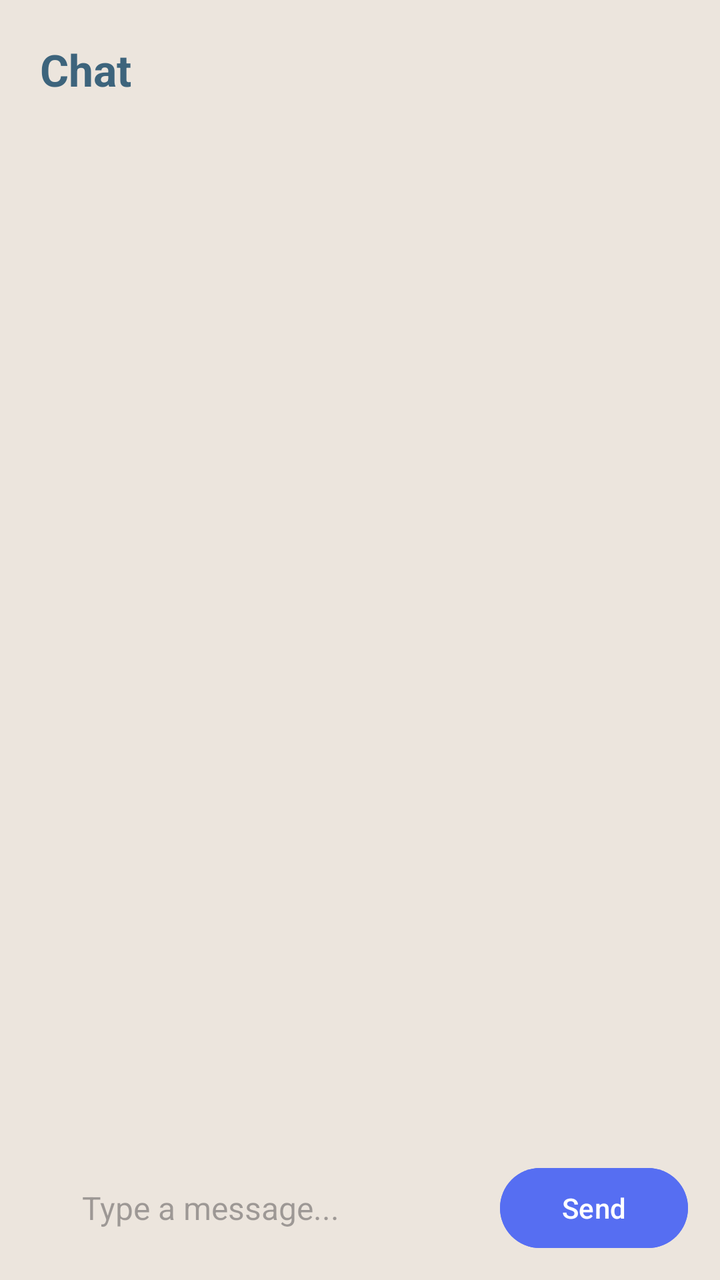
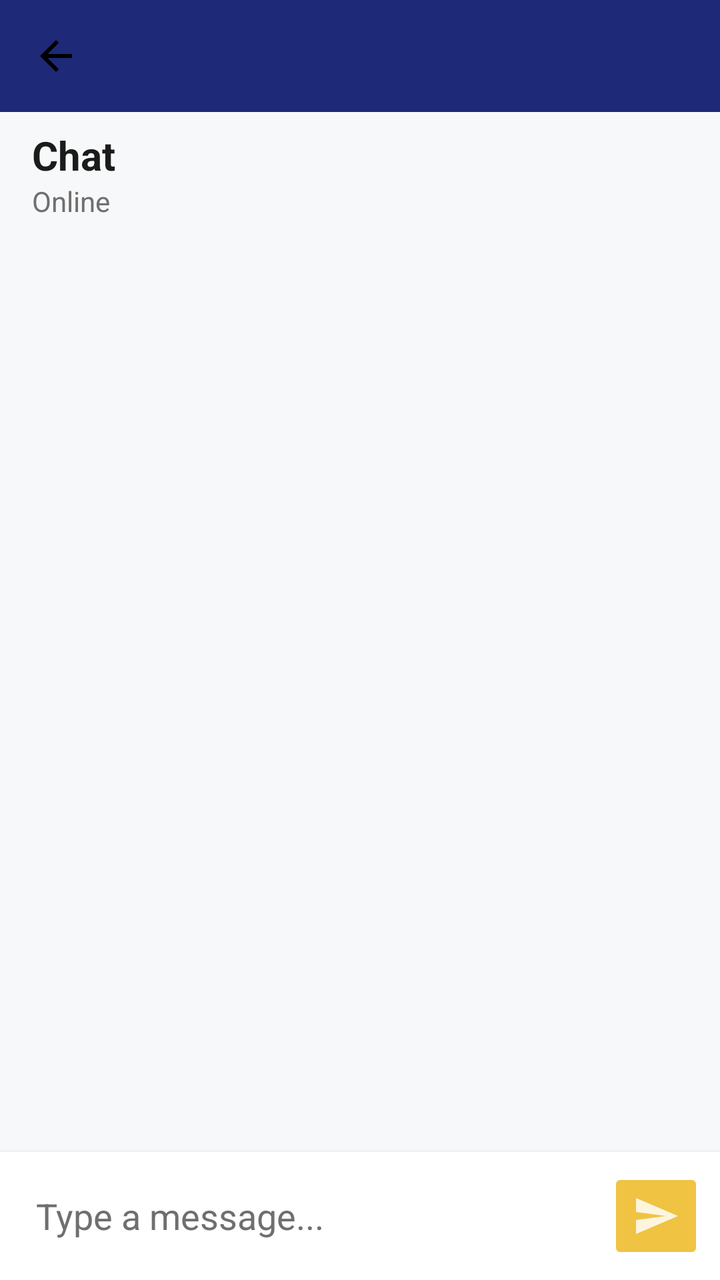

Compare the two renders of this Android layout. The source of the first and the diff that turns it into the second are given below.
<!-- AndroidManifest.xml: application theme Theme.MainApplication -->
<!-- res/layout/activity_chat_room.xml -->
<?xml version="1.0" encoding="utf-8"?>
<androidx.constraintlayout.widget.ConstraintLayout
    xmlns:android="http://schemas.android.com/apk/res/android"
    xmlns:app="http://schemas.android.com/apk/res-auto"
    xmlns:tools="http://schemas.android.com/tools"
    android:layout_width="match_parent"
    android:layout_height="match_parent"
    android:background="@color/chatBackground"
    tools:context=".ChatRoomActivity">

    
    <TextView
        android:id="@+id/tvChatWith"
        android:layout_width="wrap_content"
        android:layout_height="wrap_content"
        android:text="Chat"
        android:textSize="22sp"
        android:textStyle="bold"
        android:textColor="#3D647C"
        android:layout_marginStart="20dp"
        android:layout_marginTop="20dp"
        app:layout_constraintStart_toStartOf="parent"
        app:layout_constraintTop_toTopOf="parent"/>

    
    <TextView
        android:id="@+id/tvTypingStatus"
        android:layout_width="wrap_content"
        android:layout_height="wrap_content"
        android:textColor="#757575"
        android:textSize="14sp"
        android:layout_marginStart="20dp"
        android:layout_marginTop="4dp"
        app:layout_constraintTop_toBottomOf="@id/tvChatWith"
        app:layout_constraintStart_toStartOf="parent"/>

    

    
    <androidx.recyclerview.widget.RecyclerView
        android:id="@+id/rvMessages"
        android:layout_width="0dp"
        android:layout_height="0dp"
        android:padding="8dp"
        app:layout_constraintBottom_toTopOf="@id/etMessageInput"
        app:layout_constraintEnd_toEndOf="parent"
        app:layout_constraintHorizontal_bias="0.0"
        app:layout_constraintStart_toStartOf="parent"
        app:layout_constraintTop_toBottomOf="@id/tvTypingStatus"
        app:layout_constraintVertical_bias="0.09" />

    <EditText
        android:id="@+id/etMessageInput"
        android:layout_width="234dp"
        android:layout_height="48dp"
        android:layout_marginStart="16dp"
        android:layout_marginEnd="80dp"
        android:layout_marginBottom="12dp"
        android:background="@drawable/message_input_bg"
        android:hint="Type a message..."
        android:padding="10dp"
        android:textSize="16sp"
        app:layout_constraintBottom_toBottomOf="parent"
        app:layout_constraintEnd_toEndOf="parent"
        app:layout_constraintStart_toStartOf="parent" />

    
    <Button
        android:id="@+id/btnSend"
        android:layout_width="94dp"
        android:layout_height="48dp"
        android:layout_marginEnd="16dp"
        android:layout_marginBottom="12dp"
        android:backgroundTint="#566EF2"
        android:text="Send"
        android:textColor="@android:color/white"
        android:textSize="14sp"
        app:layout_constraintBottom_toBottomOf="parent"
        app:layout_constraintEnd_toEndOf="parent" />

</androidx.constraintlayout.widget.ConstraintLayout>
<!-- resources referenced by this layout -->
<resources>
  <color name="chatBackground">#ECE5DD</color>
  <!-- drawable message_input_bg (drawable) -->
  <?xml version="1.0" encoding="utf-8"?>
  <selector xmlns:android="http://schemas.android.com/apk/res/android">
      <shape xmlns:android="http://schemas.android.com/apk/res/android"
          android:shape="rectangle">
          <solid android:color="@android:color/white"/>
          <corners android:radius="12dp"/>
      </shape>
  
  </selector>
  <style name="Theme.MainApplication" parent="Base.Theme.MainApplication" />
  <style name="Base.Theme.MainApplication" parent="Theme.Material3.DayNight.NoActionBar">
          
          
      </style>
</resources>

<!-- the commit's change to res/layout/activity_chat_room.xml (unified diff, before → after) -->
@@ -5,77 +5,100 @@
     xmlns:tools="http://schemas.android.com/tools"
     android:layout_width="match_parent"
     android:layout_height="match_parent"
-    android:background="@color/chatBackground"
+    android:background="@color/colorBackground"
     tools:context=".ChatRoomActivity">
 
     
-    <TextView
-        android:id="@+id/tvChatWith"
+    <com.google.android.material.appbar.MaterialToolbar
+        android:id="@+id/toolbar"
+        android:layout_width="0dp"
+        android:layout_height="?attr/actionBarSize"
+        android:background="@color/colorPrimary"
+        app:titleTextColor="@android:color/white"
+        app:layout_constraintTop_toTopOf="parent"
+        app:layout_constraintStart_toStartOf="parent"
+        app:layout_constraintEnd_toEndOf="parent"
+        app:navigationIcon="@drawable/ic_arrow_back_24" />
+
+    
+    <LinearLayout
+        android:id="@+id/layoutChatHeader"
         android:layout_width="wrap_content"
         android:layout_height="wrap_content"
-        android:text="Chat"
-        android:textSize="22sp"
-        android:textStyle="bold"
-        android:textColor="#3D647C"
-        android:layout_marginStart="20dp"
-        android:layout_marginTop="20dp"
+        android:orientation="vertical"
+        app:layout_constraintTop_toBottomOf="@id/toolbar"
         app:layout_constraintStart_toStartOf="parent"
-        app:layout_constraintTop_toTopOf="parent"/>
+        android:layout_marginStart="16dp"
+        android:layout_marginTop="8dp">
 
-    
-    <TextView
-        android:id="@+id/tvTypingStatus"
-        android:layout_width="wrap_content"
-        android:layout_height="wrap_content"
-        android:textColor="#757575"
-        android:textSize="14sp"
-        android:layout_marginStart="20dp"
-        android:layout_marginTop="4dp"
-        app:layout_constraintTop_toBottomOf="@id/tvChatWith"
-        app:layout_constraintStart_toStartOf="parent"/>
+        <TextView
+            android:id="@+id/tvChatWith"
+            android:layout_width="wrap_content"
+            android:layout_height="wrap_content"
+            android:text="Chat"
+            android:textSize="20sp"
+            android:textStyle="bold"
+            android:textColor="@color/colorTextPrimary" />
 
-    
+        <TextView
+            android:id="@+id/tvTypingStatus"
+            android:layout_width="wrap_content"
+            android:layout_height="wrap_content"
+            android:text="Online"
+            android:textColor="@color/colorTextSecondary"
+            android:textSize="14sp" />
+    </LinearLayout>
 
     
     <androidx.recyclerview.widget.RecyclerView
         android:id="@+id/rvMessages"
         android:layout_width="0dp"
         android:layout_height="0dp"
+        android:layout_marginTop="8dp"
         android:padding="8dp"
-        app:layout_constraintBottom_toTopOf="@id/etMessageInput"
-        app:layout_constraintEnd_toEndOf="parent"
-        app:layout_constraintHorizontal_bias="0.0"
+        android:clipToPadding="false"
+        android:background="@color/colorBackground"
+        app:layout_constraintTop_toBottomOf="@id/layoutChatHeader"
+        app:layout_constraintBottom_toTopOf="@id/layoutSendBar"
         app:layout_constraintStart_toStartOf="parent"
-        app:layout_constraintTop_toBottomOf="@id/tvTypingStatus"
-        app:layout_constraintVertical_bias="0.09" />
-
-    <EditText
-        android:id="@+id/etMessageInput"
-        android:layout_width="234dp"
-        android:layout_height="48dp"
-        android:layout_marginStart="16dp"
-        android:layout_marginEnd="80dp"
-        android:layout_marginBottom="12dp"
-        android:background="@drawable/message_input_bg"
-        android:hint="Type a message..."
-        android:padding="10dp"
-        android:textSize="16sp"
-        app:layout_constraintBottom_toBottomOf="parent"
-        app:layout_constraintEnd_toEndOf="parent"
-        app:layout_constraintStart_toStartOf="parent" />
+        app:layout_constraintEnd_toEndOf="parent" />
 
     
-    <Button
-        android:id="@+id/btnSend"
-        android:layout_width="94dp"
-        android:layout_height="48dp"
-        android:layout_marginEnd="16dp"
-        android:layout_marginBottom="12dp"
-        android:backgroundTint="#566EF2"
-        android:text="Send"
-        android:textColor="@android:color/white"
-        android:textSize="14sp"
+    <LinearLayout
+        android:id="@+id/layoutSendBar"
+        android:layout_width="0dp"
+        android:layout_height="wrap_content"
+        android:orientation="horizontal"
+        android:padding="8dp"
+        android:background="@color/colorSurface"
+        android:elevation="4dp"
         app:layout_constraintBottom_toBottomOf="parent"
-        app:layout_constraintEnd_toEndOf="parent" />
+        app:layout_constraintStart_toStartOf="parent"
+        app:layout_constraintEnd_toEndOf="parent">
+
+        <EditText
+            android:id="@+id/etMessageInput"
+            android:layout_width="0dp"
+            android:layout_height="wrap_content"
+            android:layout_weight="1"
+            android:background="@drawable/rounded_input_bg"
+            android:hint="Type a message..."
+            android:imeOptions="actionSend"
+            android:minHeight="48dp"
+            android:padding="10dp"
+            android:singleLine="true"
+            android:textColor="@color/colorTextPrimary"
+            android:textColorHint="@color/colorTextSecondary" />
+
+        <ImageButton
+            android:id="@+id/btnSend"
+            android:layout_width="48dp"
+            android:layout_height="48dp"
+            android:layout_marginStart="8dp"
+            android:backgroundTint="@color/colorAccent"
+            android:src="@drawable/ic_send"
+            android:contentDescription="Send"
+            app:tint="@android:color/white" />
+    </LinearLayout>
 
 </androidx.constraintlayout.widget.ConstraintLayout>
<!-- resource entries referenced after the edit -->
@@ -1,20 +1,65 @@
 <!-- resources referenced by this layout -->
 <resources>
-  <color name="chatBackground">#ECE5DD</color>
-  <!-- drawable message_input_bg (drawable) -->
+  <color name="colorAccent">#F0C343</color>
+  <color name="colorBackground">#F7F8FA</color>
+  <color name="colorPrimary">#1E2A78</color>
+  <color name="colorSurface">#FFFFFF</color>
+  <color name="colorTextPrimary">#1B1B1B</color>
+  <color name="colorTextSecondary">#6F6F6F</color>
+  <!-- drawable ic_arrow_back_24 (drawable) -->
+  <vector xmlns:android="http://schemas.android.com/apk/res/android" android:autoMirrored="true" android:height="24dp" android:tint="#000000" android:viewportHeight="24" android:viewportWidth="24" android:width="24dp">
+        
+      <path android:fillColor="@android:color/white" android:pathData="M20,11H7.83l5.59,-5.59L12,4l-8,8 8,8 1.41,-1.41L7.83,13H20v-2z"/>
+      
+  </vector>
+  <!-- drawable ic_send (drawable) -->
+  <vector xmlns:android="http://schemas.android.com/apk/res/android" android:alpha="0.82" android:autoMirrored="true" android:height="24dp" android:tint="#000000" android:viewportHeight="24" android:viewportWidth="24" android:width="24dp">
+        
+      <path android:fillColor="@android:color/white" android:pathData="M2.01,21L23,12 2.01,3 2,10l15,2 -15,2z"/>
+      
+  </vector>
+  <!-- drawable rounded_input_bg (drawable) -->
   <?xml version="1.0" encoding="utf-8"?>
   <selector xmlns:android="http://schemas.android.com/apk/res/android">
-      <shape xmlns:android="http://schemas.android.com/apk/res/android"
-          android:shape="rectangle">
-          <solid android:color="@android:color/white"/>
-          <corners android:radius="12dp"/>
+      <shape xmlns:android="http://schemas.android.com/apk/res/android" android:shape="rectangle">
+          <solid android:color="@color/colorSecondary" />
+          <corners android:radius="24dp" />
+          <padding
+              android:left="12dp"
+              android:top="8dp"
+              android:right="12dp"
+              android:bottom="8dp" />
       </shape>
   
   </selector>
-  <style name="Theme.MainApplication" parent="Base.Theme.MainApplication" />
-  <style name="Base.Theme.MainApplication" parent="Theme.Material3.DayNight.NoActionBar">
+  <style name="Theme.MainApplication" parent="Theme.MaterialComponents.DayNight.NoActionBar">
           
+          <item name="colorPrimary">@color/colorPrimary</item>
+          <item name="colorPrimaryVariant">@color/colorPrimaryVariant</item>
+          <item name="colorAccent">@color/colorAccent</item>
+          <item name="colorOnPrimary">@android:color/white</item>
+  
           
+          <item name="android:colorBackground">@color/colorBackground</item>
+          <item name="colorSurface">@color/colorSurface</item>
+  
+          
+          <item name="android:textColorPrimary">@color/colorTextPrimary</item>
+          <item name="android:textColorSecondary">@color/colorTextSecondary</item>
+  
+          
+          <item name="android:statusBarColor">@color/colorPrimaryVariant</item>
+          <item name="android:navigationBarColor">@color/colorPrimaryVariant</item>
+  
+          
+          <item name="toolbarStyle">@style/Widget.CustomToolbar</item>
+      </style>
+  <color name="colorSecondary">#E9E7FF</color>
+  <color name="colorPrimaryVariant">#3700B3</color>
+  <style name="Widget.CustomToolbar" parent="Widget.MaterialComponents.Toolbar">
+          <item name="android:background">@color/colorPrimary</item>
+          <item name="titleTextColor">@android:color/white</item>
+          <item name="subtitleTextColor">@color/colorSecondary</item>
       </style>
 </resources>
 
